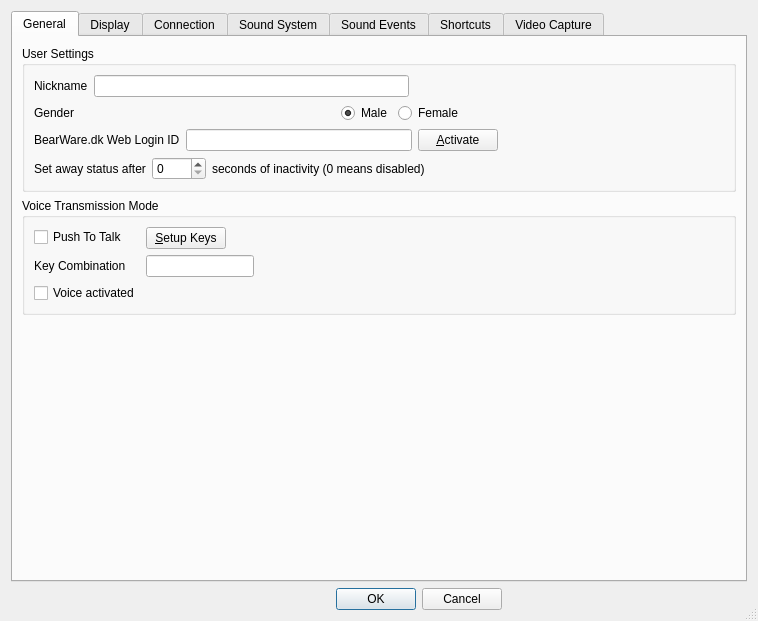
The window that Client/qtTeamTalk/preferences.ui (BearWare/TeamTalk5) describes before a commit, drawn with Qt 5.
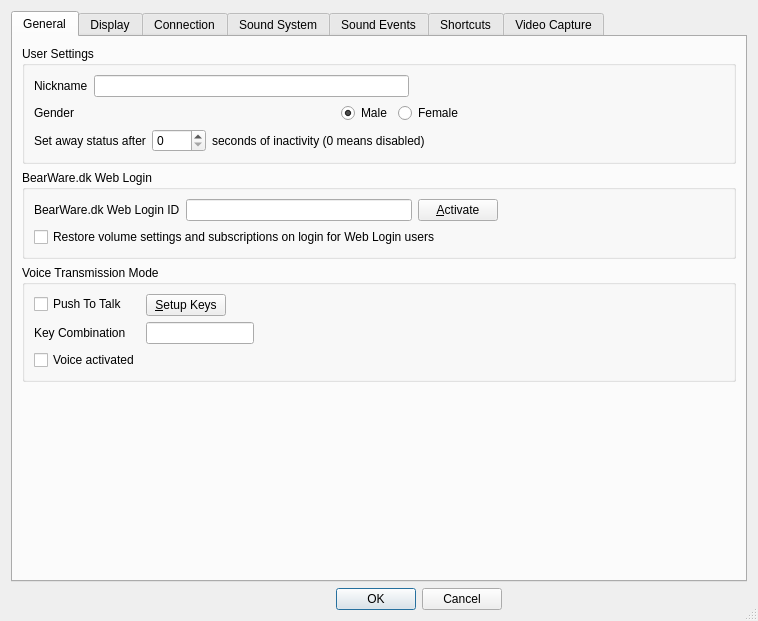
The same window after the commit. Icons and pictures are not drawn.

Commit message: Restore volume/subscriptions when using BearWare.dk WebLogin

```diff
--- a/Client/qtTeamTalk/preferences.ui
+++ b/Client/qtTeamTalk/preferences.ui
@@ -181,47 +181,6 @@
             </item>
            </layout>
           </item>
-          <item>
-           <layout class="QHBoxLayout" name="horizontalLayout_22">
-            <item>
-             <widget class="QLabel" name="label_35">
-              <property name="text">
-               <string>BearWare.dk Web Login ID</string>
-              </property>
-              <property name="buddy">
-               <cstring>bearwareidEdit</cstring>
-              </property>
-             </widget>
-            </item>
-            <item>
-             <widget class="QLineEdit" name="bearwareidEdit">
-              <property name="readOnly">
-               <bool>true</bool>
-              </property>
-             </widget>
-            </item>
-            <item>
-             <widget class="QPushButton" name="setupBearWareLoginButton">
-              <property name="text">
-               <string>&amp;Activate</string>
-              </property>
-             </widget>
-            </item>
-            <item>
-             <spacer name="horizontalSpacer_24">
-              <property name="orientation">
-               <enum>Qt::Horizontal</enum>
-              </property>
-              <property name="sizeHint" stdset="0">
-               <size>
-                <width>40</width>
-                <height>20</height>
-               </size>
-              </property>
-             </spacer>
-            </item>
-           </layout>
-          </item>
           <item>
            <layout class="QHBoxLayout" name="horizontalLayout_2">
             <item>
@@ -266,6 +225,63 @@
          </layout>
         </widget>
        </item>
+       <item>
+        <widget class="QGroupBox" name="groupBox_10">
+         <property name="title">
+          <string>BearWare.dk Web Login</string>
+         </property>
+         <layout class="QVBoxLayout" name="verticalLayout_12">
+          <item>
+           <layout class="QHBoxLayout" name="horizontalLayout_22">
+            <item>
+             <widget class="QLabel" name="label_35">
+              <property name="text">
+               <string>BearWare.dk Web Login ID</string>
+              </property>
+              <property name="buddy">
+               <cstring>bearwareidEdit</cstring>
+              </property>
+             </widget>
+            </item>
+            <item>
+             <widget class="QLineEdit" name="bearwareidEdit">
+              <property name="readOnly">
+               <bool>true</bool>
+              </property>
+             </widget>
+            </item>
+            <item>
+             <widget class="QPushButton" name="setupBearWareLoginButton">
+              <property name="text">
+               <string>&amp;Activate</string>
+              </property>
+             </widget>
+            </item>
+            <item>
+             <spacer name="horizontalSpacer_24">
+              <property name="orientation">
+               <enum>Qt::Horizontal</enum>
+              </property>
+              <property name="sizeHint" stdset="0">
+               <size>
+                <width>40</width>
+                <height>20</height>
+               </size>
+              </property>
+             </spacer>
+            </item>
+           </layout>
+          </item>
+          <item>
+           <widget class="QCheckBox" name="syncWebUserCheckBox">
+            <property name="text">
+             <string>Restore volume settings and subscriptions on login for Web Login users</string>
+            </property>
+           </widget>
+          </item>
+         </layout>
+        </widget>
+       </item>
        <item>
         <widget class="QGroupBox" name="groupBox_2">
          <property name="title">
```
Left out of the diff: 4 changed lines with no effect on the pictures. The commit also changes 7 other files.
